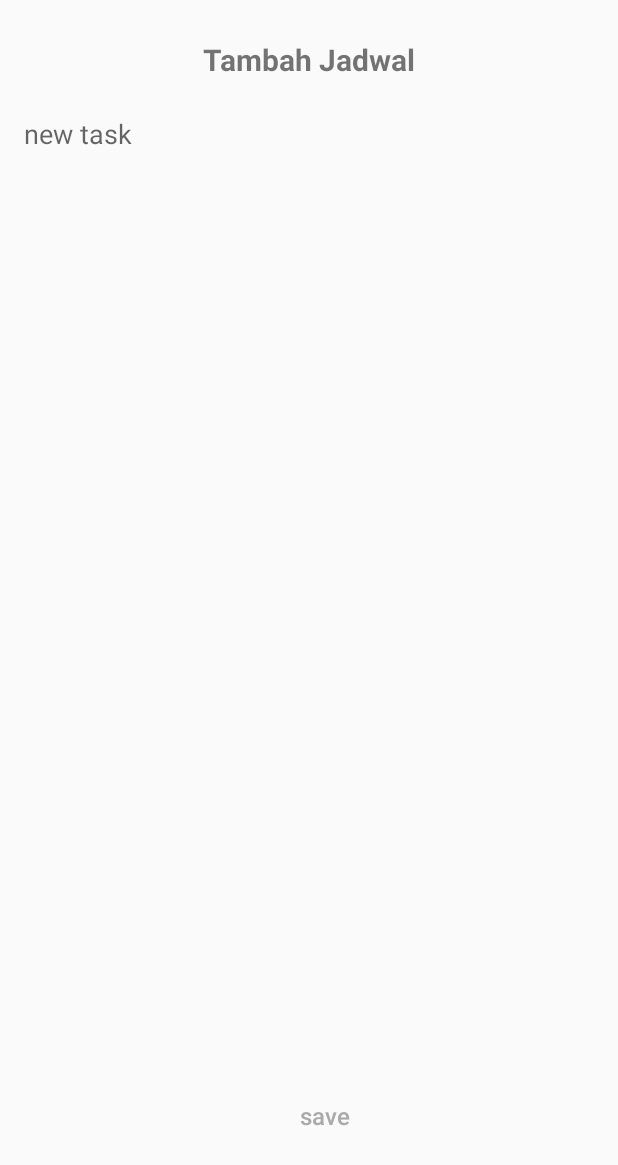
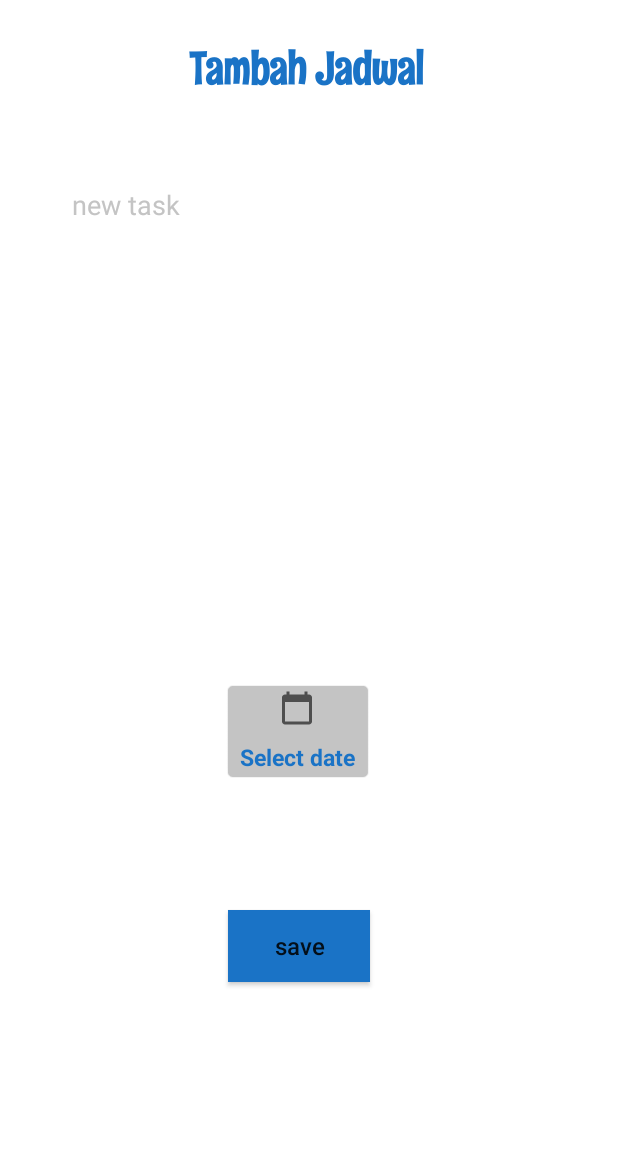
Before and after one commit to paqihteguh2324/PemrogramanPerangkatBergerak, an Android app: the layout new_task.xml on its own in the app's theme, with its tools: preview values and no code run, on a phone screen of 412 x 824 dp. Shown: the top 1165 px of the screen. Run offline under Robolectric (Android 15) with nearby library versions, the phone set to English and light mode, and no system bars.

```diff
--- /dev/null
+++ b/Scheduler3/app/src/main/res/drawable/kalendeur.xml
@@ -0,0 +1,5 @@
+<vector android:height="24dp" android:tint="?attr/colorControlNormal"
+    android:viewportHeight="24" android:viewportWidth="24"
+    android:width="24dp" xmlns:android="http://schemas.android.com/apk/res/android">
+    <path android:fillColor="@android:color/white" android:pathData="M20,3h-1L19,1h-2v2L7,3L7,1L5,1v2L4,3c-1.1,0 -2,0.9 -2,2v16c0,1.1 0.9,2 2,2h16c1.1,0 2,-0.9 2,-2L22,5c0,-1.1 -0.9,-2 -2,-2zM20,21L4,21L4,8h16v13z"/>
+</vector>
--- a/Scheduler3/app/src/main/res/layout/activity_main.xml
+++ b/Scheduler3/app/src/main/res/layout/activity_main.xml
@@ -52,7 +52,8 @@
         android:layout_marginTop="32dp"
         android:layout_marginEnd="32dp"
         android:layout_marginBottom="32dp"
-        android:backgroundTint="#000000"
+        android:backgroundTint="@color/colorPrimaryDark"
         android:src="@drawable/ic_baseline_add_24" />
 
+
 </RelativeLayout>
--- a/Scheduler3/app/src/main/res/layout/new_task.xml
+++ b/Scheduler3/app/src/main/res/layout/new_task.xml
@@ -1,42 +1,71 @@
 <RelativeLayout xmlns:android="http://schemas.android.com/apk/res/android"
     android:layout_width="match_parent"
     android:layout_height="match_parent"
-    android:padding="16dp">
+    android:padding="16dp"
+    android:background="@color/design_default_color_background">
 
     <TextView
         android:id="@+id/textView"
-        android:layout_width="wrap_content"
+        android:layout_width="182dp"
         android:layout_height="wrap_content"
         android:layout_centerHorizontal="true"
         android:layout_marginStart="130dp"
         android:layout_marginTop="10dp"
         android:layout_marginBottom="23dp"
+        android:layout_marginEnd="90dp"
+        android:fontFamily="@font/rum_raisin"
         android:text="Tambah Jadwal"
-        android:textSize="20sp"
+        android:textColor="@color/colorPrimaryDark"
+        android:textSize="30dp"
         android:textStyle="bold" />
 
     <EditText
         android:id="@+id/newTaskText"
         android:layout_width="match_parent"
         android:layout_height="wrap_content"
-        android:layout_below="@id/textView"
-        android:background="@null"
+        android:layout_below="@+id/textView"
+        android:layout_alignParentStart="true"
+        android:layout_alignParentEnd="true"
+        android:layout_marginStart="32dp"
+        android:layout_marginTop="35dp"
+        android:layout_marginEnd="72dp"
+        android:background="#ffffff"
         android:hint="new task"
-        android:textAppearance="@style/TextAppearance.AppCompat.Medium" />
+        android:textColorHint="#C4C4C4"
+        android:textAppearance="@style/TextAppearance.AppCompat.Medium"
+        android:textColor="#000000" />
+
+
+    <TextView
+        android:id="@+id/tv_timer"
+        android:layout_width="100dp"
+        android:layout_height="wrap_content"
+        android:layout_alignParentTop="true"
+        android:layout_alignParentEnd="true"
+        android:layout_marginTop="438dp"
+        android:layout_marginEnd="147dp"
+        android:background="@android:drawable/editbox_background"
+        android:backgroundTint="#C4C4C4"
+        android:drawableTop="@drawable/kalendeur"
+        android:drawablePadding="10dp"
+        android:gravity="center"
+        android:hint="Select date"
+        android:textColorHint="@color/colorPrimaryDark"
+        android:textSize="15dp"
+        android:textStyle="bold" />
 
     <Button
         android:id="@+id/newTaskButton"
-        android:layout_width="wrap_content"
+        android:layout_width="113dp"
         android:layout_height="wrap_content"
         android:layout_alignParentEnd="true"
         android:layout_alignParentBottom="true"
-        android:layout_marginEnd="136dp"
-        android:layout_marginBottom="40dp"
-        android:background="@android:color/transparent"
+        android:layout_marginStart="136dp"
+        android:layout_marginEnd="149dp"
+        android:layout_marginBottom="153dp"
+        android:background="@color/colorPrimaryDark"
         android:text="save"
         android:textAllCaps="false"
-        android:textColor="@android:color/darker_gray"
         android:textSize="16sp" />
 
-
 </RelativeLayout>
--- a/Scheduler3/app/src/main/res/values/colors.xml
+++ b/Scheduler3/app/src/main/res/values/colors.xml
@@ -7,4 +7,7 @@
     <color name="teal_700">#FF018786</color>
     <color name="black">#FF000000</color>
     <color name="white">#FFFFFFFF</color>
+    <color name="colorPrimary">#FFFFFF</color>
+    <color name="colorPrimaryDark">#1A73C6</color>
+    <color name="colorAccent">#000000</color>
 </resources>
--- a/Scheduler3/app/src/main/res/values/themes.xml
+++ b/Scheduler3/app/src/main/res/values/themes.xml
@@ -2,8 +2,8 @@
     <!-- Base application theme. -->
     <style name="Theme.Scheduler3" parent="Theme.AppCompat.Light.NoActionBar">
         <!-- Primary brand color. -->
-        <item name="colorPrimary">@color/purple_500</item>
-        <item name="colorPrimaryVariant">@color/purple_700</item>
+        <item name="colorPrimary">@color/colorPrimaryDark</item>
+        <item name="colorPrimaryVariant">@color/colorAccent</item>
         <item name="colorOnPrimary">@color/white</item>
         <!-- Secondary brand color. -->
         <item name="colorSecondary">@color/teal_200</item>
```
Also changed, not shown: Scheduler3/app/src/main/java/com/example/scheduler3/Adapter/ToDoAdapter.java (+47 -10 lines), Scheduler3/app/src/main/java/com/example/scheduler3/AddNewTask.java (added, +140 -0 lines), Scheduler3/app/src/main/java/com/example/scheduler3/Database/DatabaseHandler.java (added, +98 -0 lines), Scheduler3/app/src/main/java/com/example/scheduler3/DialogCloseListener.java (added, +7 -0 lines), Scheduler3/app/src/main/java/com/example/scheduler3/MainActivity.java (+73 -15 lines), Scheduler3/app/src/main/java/com/example/scheduler3/RecyclerItemTouchHelper.java (added, +104 -0 lines), Scheduler3/app/src/main/java/com/example/scheduler3/SplashActivity.java (added, +28 -0 lines), Scheduler3/app/src/main/res/drawable/jam.xml (added, +13 -0 lines), Scheduler3/app/src/main/res/values/styles.xml (added, +20 -0 lines), Scheduler3/settings.gradle (added, +10 -0 lines).
